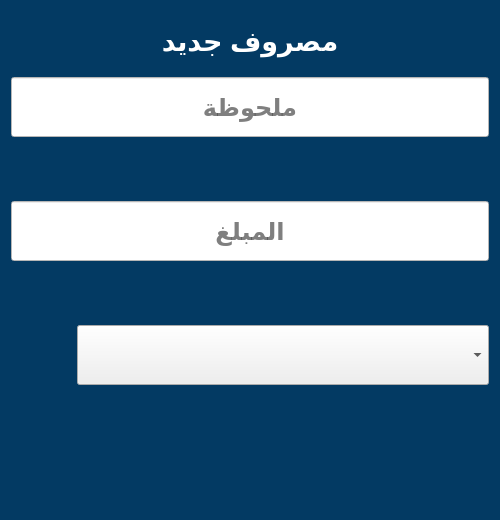
Before: the Qt Designer form uis/qt_uis/used/expense.ui in salahkhiat/Modeer-V1, drawn with Qt 5.
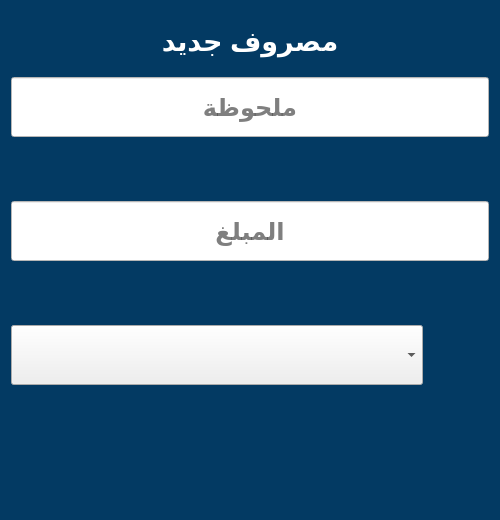
After: the same form once the commit is applied. Icons and pictures are not drawn.

Commit message: Finishing recording expenses window

```diff
--- a/uis/qt_uis/used/expense.ui
+++ b/uis/qt_uis/used/expense.ui
@@ -25,6 +25,9 @@
   <property name="windowTitle">
    <string>Form</string>
   </property>
+  <property name="layoutDirection">
+   <enum>Qt::LeftToRight</enum>
+  </property>
   <property name="styleSheet">
    <string notr="true">background-color:#033a63;</string>
   </property>
@@ -174,6 +177,25 @@
      </item>
      <item>
       <layout class="QHBoxLayout" name="horizontalLayout_3">
+       <item>
+        <widget class="QComboBox" name="category">
+         <property name="minimumSize">
+          <size>
+           <width>0</width>
+           <height>60</height>
+          </size>
+         </property>
+         <property name="font">
+          <font>
+           <pointsize>18</pointsize>
+           <bold>true</bold>
+          </font>
+         </property>
+         <property name="styleSheet">
+          <string notr="true">background-color:none</string>
+         </property>
+        </widget>
+       </item>
        <item>
         <widget class="QPushButton" name="add_category_btn">
          <property name="minimumSize">
@@ -206,25 +228,6 @@
          </property>
         </widget>
        </item>
-       <item>
-        <widget class="QComboBox" name="category">
-         <property name="minimumSize">
-          <size>
-           <width>0</width>
-           <height>60</height>
-          </size>
-         </property>
-         <property name="font">
-          <font>
-           <pointsize>18</pointsize>
-           <bold>true</bold>
-          </font>
-         </property>
-         <property name="styleSheet">
-          <string notr="true">background-color:none</string>
-         </property>
-        </widget>
-       </item>
       </layout>
      </item>
      <item>
```
The commit also changes 19 other files.
